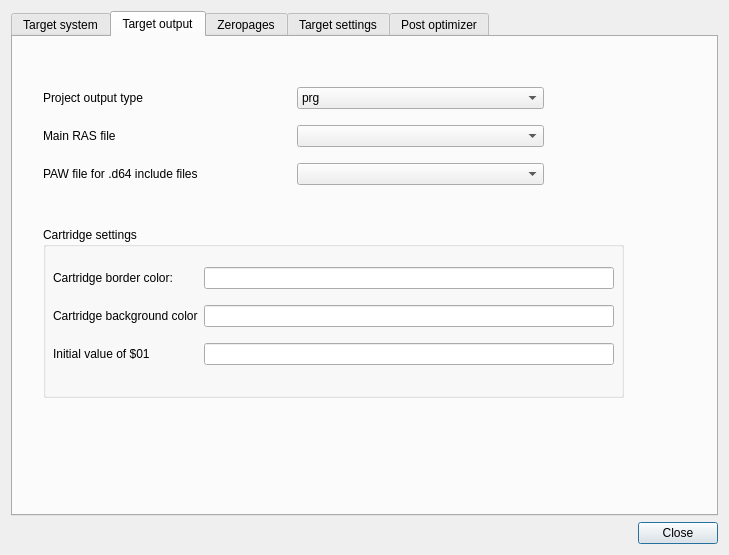
leuat/TRSE, file source/dialogprojectsettings.ui: the form before one commit.
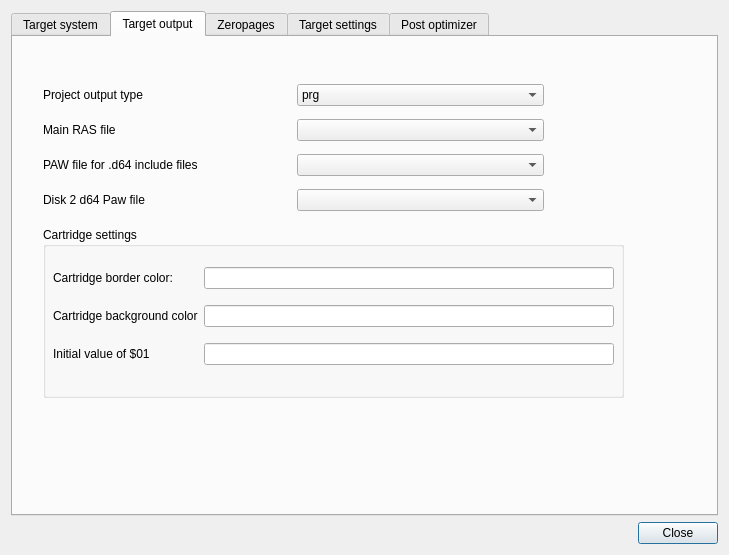
The form after the commit. The open tabs and pages were chosen to show the change.

Commit message: Disk 2 support

```diff
--- a/source/dialogprojectsettings.ui
+++ b/source/dialogprojectsettings.ui
@@ -343,7 +343,7 @@
            <x>30</x>
            <y>40</y>
            <width>501</width>
-           <height>121</height>
+           <height>143</height>
           </rect>
          </property>
          <layout class="QGridLayout" name="gridLayout_4">
@@ -393,6 +393,16 @@
           <item row="2" column="1">
            <widget class="QComboBox" name="cmbPawInclude"/>
           </item>
+          <item row="3" column="0">
+           <widget class="QLabel" name="label_24">
+            <property name="text">
+             <string>Disk 2 d64 Paw file</string>
+            </property>
+           </widget>
+          </item>
+          <item row="3" column="1">
+           <widget class="QComboBox" name="cmbPawInclude2"/>
+          </item>
          </layout>
         </widget>
         <widget class="QGroupBox" name="groupBox_2">
```
Left out of the diff: 2 changed lines with no effect on the pictures. The commit also changes 7 other files.
